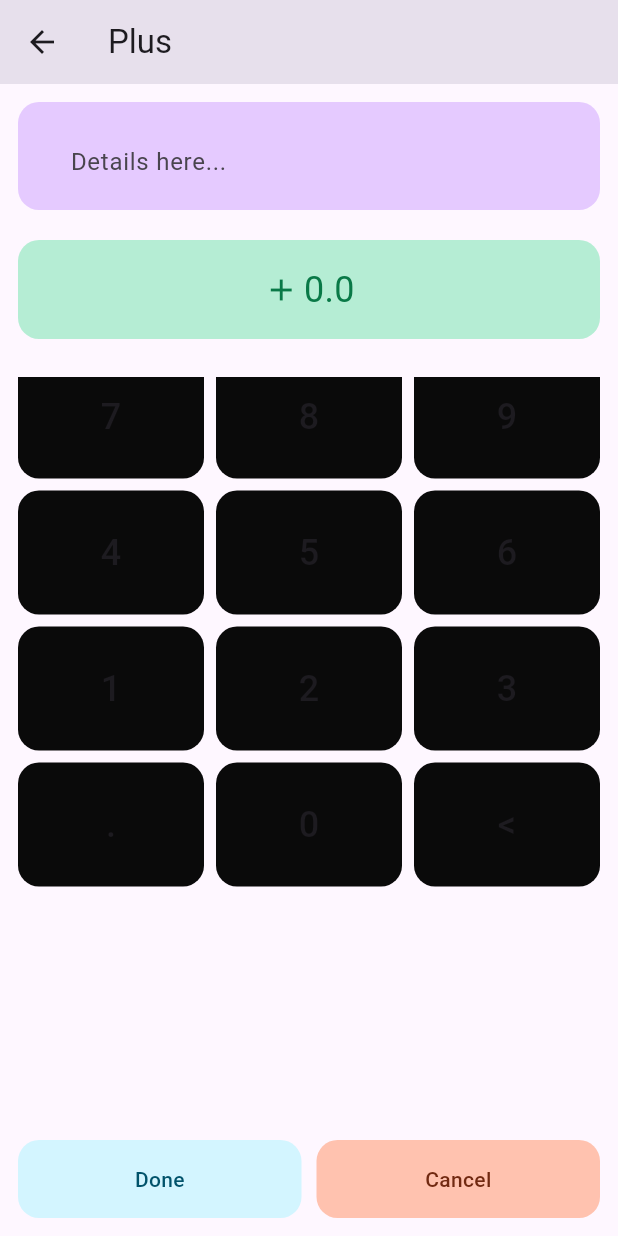
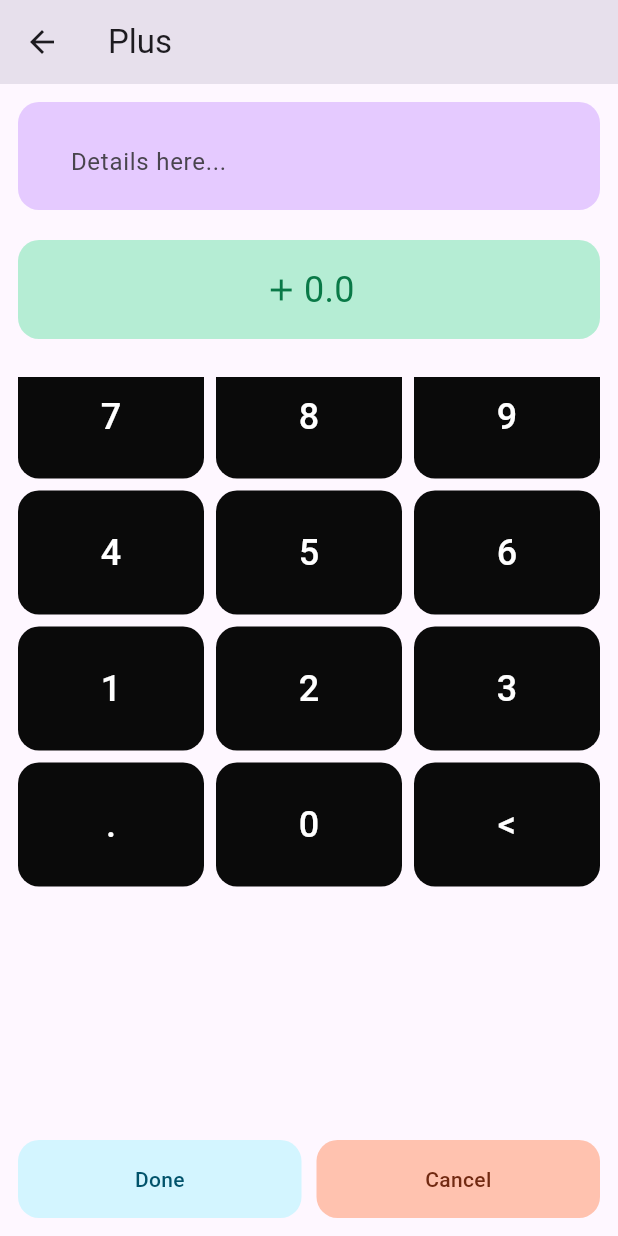
Before and after one commit to Omar-Ashraf-69/finance_app, a Flutter app: the screen it shows after launch, after a tap on "Skip", after a tap on "Plus", on a phone screen of 412 x 824 dp. Run offline on Flutter 3.47's test engine with Material 3 defaults, Android fonts, the light colour scheme and no system bars; our stand-ins replace bloc, flutter_bloc, flutter_svg, hive, hive_flutter, shared_preferences and 1 more; accounts and stored records are empty.

Commit message:
provided the bloc to the main and the plus and minus screens

```diff
--- a/lib/cubits/add_finance/add_finance_data_cubit.dart
+++ b/lib/cubits/add_finance/add_finance_data_cubit.dart
@@ -10,6 +10,7 @@ class AddFinanceDataCubit extends Cubit<AddFinanceDataState> {
     emit(AddFinanceDataLoading());
     try {
       await Hive.box<FinanceModel>(kFinanceBox).add(financeModel);
+
       emit(AddFinanceDataSuccess());
     } catch (e) {
       emit(AddFinanceDataError(error: e.toString()));
--- a/lib/main.dart
+++ b/lib/main.dart
@@ -1,3 +1,4 @@
+import 'package:finanice_app/bloc_ovserver.dart';
 import 'package:finanice_app/cons.dart';
 import 'package:finanice_app/cubits/fetching_data/fetching_data_cubit_cubit.dart';
 import 'package:finanice_app/models/finance_model.dart';
@@ -11,7 +12,8 @@ void main() async {
   WidgetsFlutterBinding.ensureInitialized();
   await Hive.initFlutter();
   Hive.registerAdapter(FinanceModelAdapter());
-  await Hive.openBox(kFinanceBox);
+  await Hive.openBox<FinanceModel>(kFinanceBox);
+  Bloc.observer = SimpleBlocObserver();
 
   SystemChrome.setPreferredOrientations([DeviceOrientation.portraitUp])
       .then((_) {
@@ -24,7 +26,7 @@ class MyApp extends StatelessWidget {
   @override
   Widget build(BuildContext context) {
     return BlocProvider(
-      create: (context) => FetchingDataCubit(),
+      create: (context) => FetchingDataCubit()..fetchingData(),
       child: MaterialApp(
         debugShowCheckedModeBanner: false,
         theme: ThemeData(
--- a/lib/screens/adding_finance_screen.dart
+++ b/lib/screens/adding_finance_screen.dart
@@ -1,8 +1,13 @@
 import 'package:finanice_app/colors/colors.dart';
+import 'package:finanice_app/cubits/add_finance/add_finance_data_cubit.dart';
+import 'package:finanice_app/cubits/add_finance/add_finance_data_state.dart';
+import 'package:finanice_app/cubits/fetching_data/fetching_data_cubit_cubit.dart';
+import 'package:finanice_app/models/finance_model.dart';
 import 'package:finanice_app/widgets/adding_details_container_widget.dart';
 import 'package:finanice_app/widgets/done_cancel_button_widget.dart';
 import 'package:finanice_app/widgets/numbers_contanier.dart';
 import 'package:flutter/material.dart';
+import 'package:flutter_bloc/flutter_bloc.dart';
 
 class AddingFinanceScreen extends StatefulWidget {
   const AddingFinanceScreen({super.key, required this.isPlus});
@@ -14,7 +19,7 @@ class AddingFinanceScreen extends StatefulWidget {
 
 class _AddingFinanceScreenState extends State<AddingFinanceScreen> {
   String value = "";
-
+  final TextEditingController controller = TextEditingController();
   final List<String> numbersGridItem = [
     '.',
     '0',
@@ -32,6 +37,10 @@ class _AddingFinanceScreenState extends State<AddingFinanceScreen> {
 
   @override
   Widget build(BuildContext context) {
+    return BlocProvider(
+      create: (context) => AddFinanceDataCubit(),
+      child: BlocBuilder<AddFinanceDataCubit, AddFinanceDataState>(
+        builder: (context, state) {
           return Scaffold(
             resizeToAvoidBottomInset: false,
             appBar: AppBar(
@@ -43,13 +52,14 @@ class _AddingFinanceScreenState extends State<AddingFinanceScreen> {
               padding: const EdgeInsets.all(12.0),
               child: Column(
                 children: [
-            const AddingDetailsContainerWidget(
+                  AddingDetailsContainerWidget(
                     color: kSeconderyPurbleColor,
                     widget: SizedBox(
                       height: 40,
                       child: TextField(
                         keyboardType: TextInputType.text,
-                  decoration: InputDecoration(
+                        controller: controller,
+                        decoration: const InputDecoration(
                           hintText: 'Details here...',
                           border: InputBorder.none,
                         ),
@@ -60,7 +70,9 @@ class _AddingFinanceScreenState extends State<AddingFinanceScreen> {
                     height: 20,
                   ),
                   AddingDetailsContainerWidget(
-              color: widget.isPlus ? kSeconderyGreenColor : kSeconderyRedColor,
+                    color: widget.isPlus
+                        ? kSeconderyGreenColor
+                        : kSeconderyRedColor,
                     widget: Row(
                       mainAxisAlignment: MainAxisAlignment.center,
                       children: [
@@ -80,8 +92,9 @@ class _AddingFinanceScreenState extends State<AddingFinanceScreen> {
                           value.isEmpty ? '0.0' : value.toString(),
                           style: TextStyle(
                             fontSize: 24,
-                      color:
-                          widget.isPlus ? kPrimaryGreenColor : kPrimaryRedColor,
+                            color: widget.isPlus
+                                ? kPrimaryGreenColor
+                                : kPrimaryRedColor,
                           ),
                         ),
                       ],
@@ -97,7 +110,8 @@ class _AddingFinanceScreenState extends State<AddingFinanceScreen> {
                       itemCount: numbersGridItem.length,
                       shrinkWrap: true,
                       physics: const NeverScrollableScrollPhysics(),
-                gridDelegate: const SliverGridDelegateWithFixedCrossAxisCount(
+                      gridDelegate:
+                          const SliverGridDelegateWithFixedCrossAxisCount(
                         crossAxisCount: 3,
                         crossAxisSpacing: 8,
                         mainAxisSpacing: 8,
@@ -118,9 +132,21 @@ class _AddingFinanceScreenState extends State<AddingFinanceScreen> {
                         textColor: kPrimaryBlueColor,
                         backgroundColor: kSeconderyBlueColor,
                         value: value,
-                  onTap: () {
+                        onTap: () async {
                           if (value.isNotEmpty) {
-                      //to add to the database. and then pop
+                            await BlocProvider.of<AddFinanceDataCubit>(context)
+                                .addFinanceData(
+                              FinanceModel(
+                                balance: widget.isPlus
+                                    ? double.parse(value)
+                                    : double.parse(value) * -1,
+                                date: DateTime.now(),
+                                transactionDetails: controller.text,
+                              ),
+                            );
+                            BlocProvider.of<FetchingDataCubit>(context)
+                                .fetchingData();
+                            Navigator.pop(context);
                           }
                         },
                       ),
@@ -139,6 +165,9 @@ class _AddingFinanceScreenState extends State<AddingFinanceScreen> {
               ),
             ),
           );
+        },
+      ),
+    );
   }
 
   void updateValue(String item) {
--- a/lib/screens/home_screen.dart
+++ b/lib/screens/home_screen.dart
@@ -1,10 +1,13 @@
 import 'package:finanice_app/colors/colors.dart';
+import 'package:finanice_app/cubits/fetching_data/fetching_data_cubit_cubit.dart';
+import 'package:finanice_app/cubits/fetching_data/fetching_data_cubit_state.dart';
 import 'package:finanice_app/screens/adding_finance_screen.dart';
 import 'package:finanice_app/screens/see_all_screen.dart';
 import 'package:finanice_app/widgets/activity_widget.dart';
 import 'package:finanice_app/widgets/money_banner_widget.dart';
 import 'package:finanice_app/widgets/plus_minus_button_widget.dart';
 import 'package:flutter/material.dart';
+import 'package:flutter_bloc/flutter_bloc.dart';
 
 class HomeScreen extends StatefulWidget {
   const HomeScreen({super.key});
@@ -16,6 +19,9 @@ class HomeScreen extends StatefulWidget {
 class _HomeScreenState extends State<HomeScreen> {
   @override
   Widget build(BuildContext context) {
+    return BlocConsumer<FetchingDataCubit, FetchingDataCubitState>(
+      listener: (context, state) {},
+      builder: (context, state) {
         return Scaffold(
           appBar: AppBar(
             surfaceTintColor: Colors.white,
@@ -34,14 +40,16 @@ class _HomeScreenState extends State<HomeScreen> {
             padding: const EdgeInsets.symmetric(horizontal: 12.0),
             child: Column(
               children: [
-            const MoneyBannerWidget(
+                MoneyBannerWidget(
                   totaleBalance: 'My Balance',
-              todayBalance: '689',
+                  todayBalance: BlocProvider.of<FetchingDataCubit>(context)
+                      .totalBalance
+                      .toString(),
                   color: kSeconderyPurbleColor,
-              borderRadiusOuterContanier: BorderRadius.only(
+                  borderRadiusOuterContanier: const BorderRadius.only(
                     topRight: Radius.circular(12),
                   ),
-              borderRadiusInsiderContanier: BorderRadius.only(
+                  borderRadiusInsiderContanier: const BorderRadius.only(
                     topLeft: Radius.circular(12),
                   ),
                 ),
@@ -69,7 +77,8 @@ class _HomeScreenState extends State<HomeScreen> {
                             Navigator.push(
                                 context,
                                 MaterialPageRoute(
-                              builder: (context) => const AddingFinanceScreen(
+                                  builder: (context) =>
+                                      const AddingFinanceScreen(
                                     isPlus: true,
                                   ),
                                 ));
@@ -129,12 +138,27 @@ class _HomeScreenState extends State<HomeScreen> {
                 ),
                 Expanded(
                   child: ListView.builder(
-                itemCount: 8,
-                itemBuilder: (context, index) => const ActivityWidget(
-                  title: 'title',
-                  subTitle: 'Mon, Oct 16, 2023',
-                  color: kSeconderyGreenColor,
-                  trail: '+200.5',
+                    itemCount: BlocProvider.of<FetchingDataCubit>(context)
+                        .financeList
+                        .length,
+                    itemBuilder: (context, index) => ActivityWidget(
+                      title: BlocProvider.of<FetchingDataCubit>(context)
+                          .financeList[index]
+                          .transactionDetails,
+                      subTitle: BlocProvider.of<FetchingDataCubit>(context)
+                          .financeList[index]
+                          .date
+                          .toString(),
+                      color: BlocProvider.of<FetchingDataCubit>(context)
+                                  .financeList[index]
+                                  .balance >
+                              0
+                          ? kSeconderyGreenColor
+                          : kSeconderyRedColor,
+                      trail: BlocProvider.of<FetchingDataCubit>(context)
+                          .financeList[index]
+                          .balance
+                          .toString(),
                     ),
                   ),
                 ),
@@ -142,5 +166,7 @@ class _HomeScreenState extends State<HomeScreen> {
             ),
           ),
         );
+      },
+    );
   }
 }
--- a/lib/widgets/numbers_contanier.dart
+++ b/lib/widgets/numbers_contanier.dart
@@ -1,5 +1,3 @@
-
-
 import 'package:finanice_app/colors/colors.dart';
 import 'package:flutter/material.dart';
 
@@ -26,6 +24,7 @@ class NumbersContanier extends StatelessWidget {
           style: const TextStyle(
             fontSize: 24,
             fontWeight: FontWeight.w500,
+            color: Colors.white,
           ),
         ),
       ),
```
Also changed, not shown: lib/bloc_ovserver.dart (added, +35 -0 lines), lib/cubits/fetching_data/fetching_data_cubit_cubit.dart (+12 -6 lines). Lines whose indentation alone changed are shown as unchanged.
